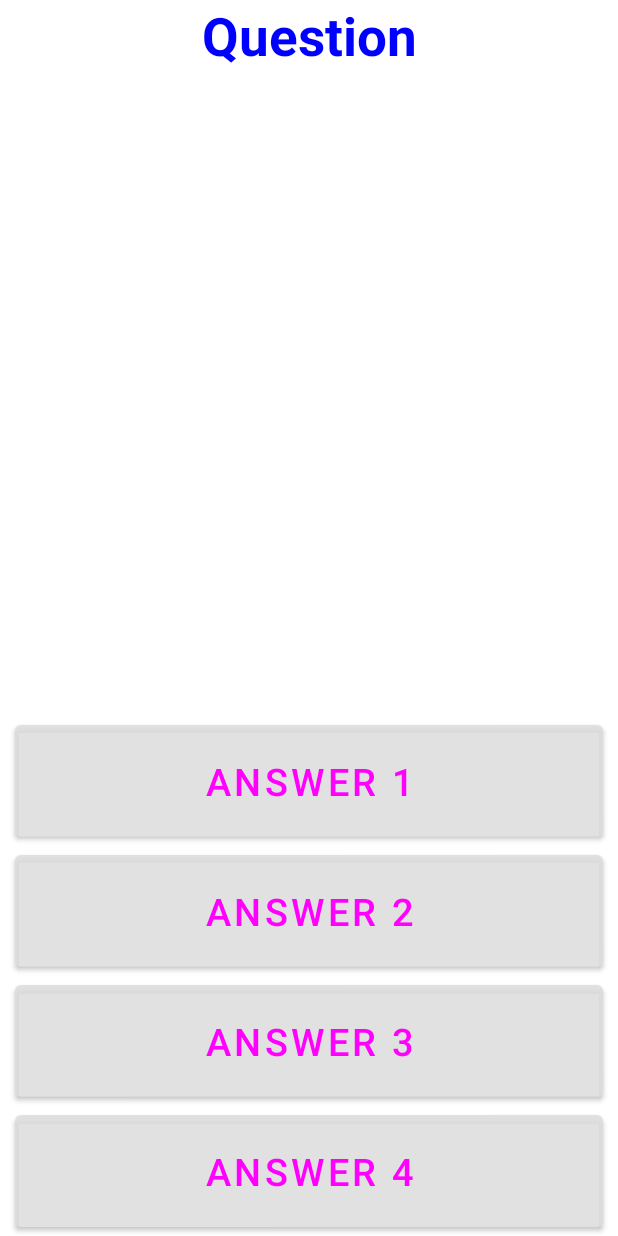
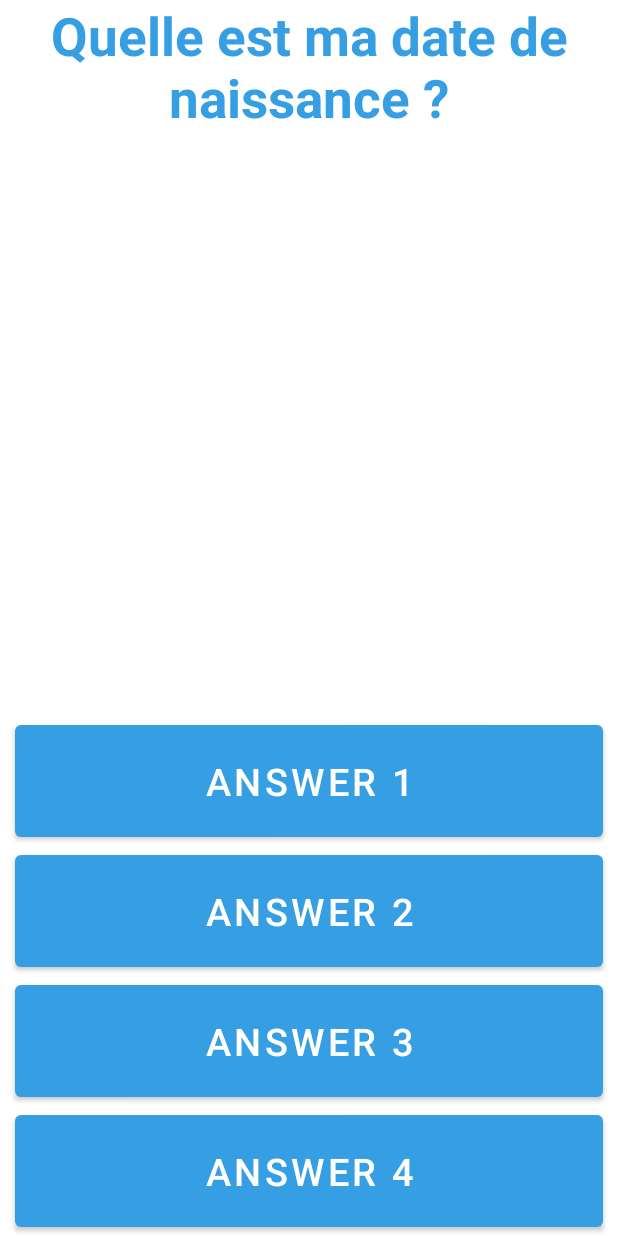
Before and after one commit to Alexandre-Vernet/Quizz, an Android app: the screen it shows after launch (MainActivity), on a phone screen of 412 x 824 dp. Run offline under Robolectric (Android 15) with nearby library versions, the phone set to English and light mode, and no system bars.

Commit message:
Create Questions.java to generate random questions

```diff
--- a/app/src/main/java/com/ynov/vernet/quizz/MainActivity.java
+++ b/app/src/main/java/com/ynov/vernet/quizz/MainActivity.java
@@ -1,14 +1,26 @@
 package com.ynov.vernet.quizz;
+
+import android.os.Bundle;
+import android.widget.Button;
+import android.widget.TextView;
 
 import androidx.appcompat.app.AppCompatActivity;
 
-import android.os.Bundle;
-
 public class MainActivity extends AppCompatActivity {
+    TextView textViewQuestion;
+    Button[] btnAnswer = new Button[4];
 
     @Override
     protected void onCreate(Bundle savedInstanceState) {
         super.onCreate(savedInstanceState);
         setContentView(R.layout.activity_main);
+
+        textViewQuestion = findViewById(R.id.textViewQuestion);
+        btnAnswer[0] = findViewById(R.id.btnAnswer_1);
+        btnAnswer[1] = findViewById(R.id.btnAnswer_2);
+        btnAnswer[2] = findViewById(R.id.btnAnswer_3);
+        btnAnswer[3] = findViewById(R.id.btnAnswer_4);
+
+        textViewQuestion.setText(new Questions().askQuestion());
     }
 }
--- /dev/null
+++ b/app/src/main/java/com/ynov/vernet/quizz/Questions.java
@@ -0,0 +1,21 @@
+package com.ynov.vernet.quizz;
+
+import android.util.Log;
+
+import java.util.concurrent.ThreadLocalRandom;
+
+public class Questions {
+    private static final String TAG = "Questions";
+
+    public String askQuestion() {
+        int randomQuestion = ThreadLocalRandom.current().nextInt(0, 10);
+
+        String question = "Quelle est ma date de naissance ?";
+        String answer1 = "1998";
+        String answer2 = "1999";
+        String answer3 = "2000";
+        String answer4 = "2001";
+
+        return question;
+    }
+}
--- a/app/src/main/res/layout/activity_main.xml
+++ b/app/src/main/res/layout/activity_main.xml
@@ -7,6 +7,7 @@
     tools:context=".MainActivity">
 
     <TextView
+        android:id="@+id/textViewQuestion"
         android:layout_width="match_parent"
         android:layout_height="0dp"
         android:layout_marginStart="10dp"
@@ -14,7 +15,7 @@
         android:layout_weight="1"
         android:text="Question"
         android:textAlignment="center"
-        android:textColor="@color/blue"
+        android:textColor="@color/primary_color"
         android:textSize="35sp"
         android:textStyle="bold" />
 
--- a/app/src/main/res/values/colors.xml
+++ b/app/src/main/res/values/colors.xml
@@ -1,13 +1,16 @@
 <?xml version="1.0" encoding="utf-8"?>
 <resources>
     <color name="purple_200">#FFBB86FC</color>
-    <color name="purple_500">#DDDD</color>
+    <color name="purple_500">#FF6200EE</color>
     <color name="purple_700">#FF3700B3</color>
     <color name="teal_200">#FF03DAC5</color>
     <color name="teal_700">#FF018786</color>
     <color name="black">#FF000000</color>
     <color name="white">#FFFFFFFF</color>
 
+    <color name="primary_color">#369ee3</color>
+    <color name="secondary_color">#52dbfe</color>
+
     <color name="blue">#0000FF</color>
     <color name="pink">#FF00FF</color>
 </resources>
--- a/app/src/main/res/values/themes.xml
+++ b/app/src/main/res/values/themes.xml
@@ -2,8 +2,8 @@
     <!-- Base application theme. -->
     <style name="Theme.Quizz" parent="Theme.MaterialComponents.DayNight.NoActionBar">
         <!-- Primary brand color. -->
-        <item name="colorPrimary">@color/purple_500</item>
-        <item name="colorPrimaryVariant">@color/purple_700</item>
+        <item name="colorPrimary">@color/primary_color</item>
+        <item name="colorPrimaryVariant">@color/secondary_color</item>
         <item name="colorOnPrimary">@color/white</item>
         <!-- Secondary brand color. -->
         <item name="colorSecondary">@color/teal_200</item>
@@ -17,9 +17,8 @@
     <style name="button">
         <item name="android:layout_marginStart">10dp</item>
         <item name="android:layout_marginEnd">10dp</item>
-        <item name="background">@color/white</item>
         <item name="android:padding">20dp</item>
-        <item name="android:textColor">@color/pink</item>
+        <item name="android:textColor">@color/white</item>
         <item name="android:textSize">25sp</item>
         <item name="android:layout_width">match_parent</item>
         <item name="android:layout_height">wrap_content</item>
```
